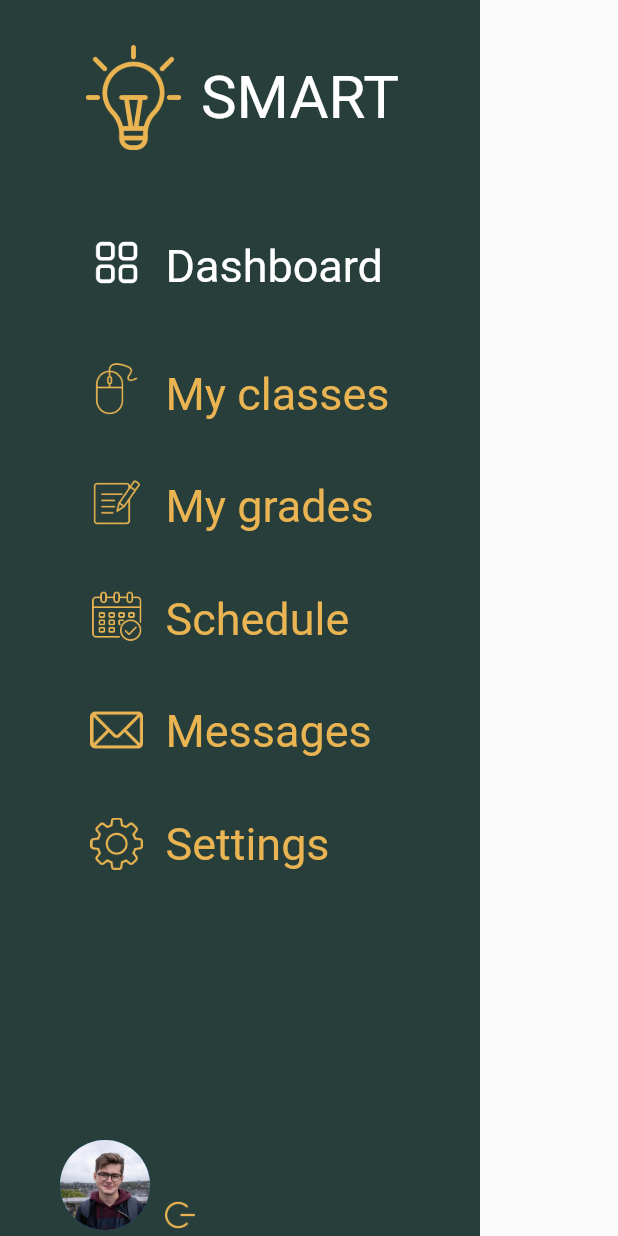
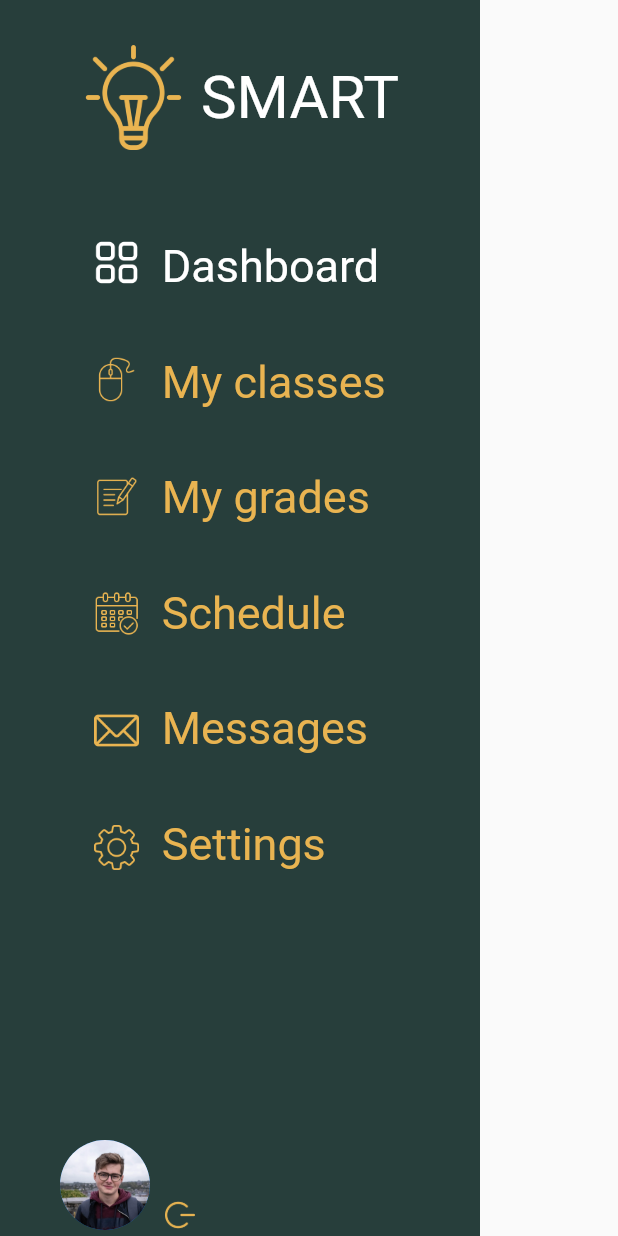
Before and after one commit to augustineayeh/e-learning-dashboard, a Flutter app: the screen it shows after launch, on a phone screen of 412 x 824 dp. Run offline on Flutter 3.47's test engine with Material 2 defaults, Android fonts, the phone set to English and light mode, and no system bars; Roboto replaces fonts that are missing (helvetica).

Commit message:
did some refactoring

```diff
--- a/lib/dashboard/widgets/menu.dart
+++ b/lib/dashboard/widgets/menu.dart
@@ -2,15 +2,13 @@ import 'package:e_learning_dashboard/utils/colors.dart';
 import 'package:flutter/material.dart';
 
 class Menu extends StatelessWidget {
-  icon(
-    String imagePath,
-  ) {
+  icon(String imagePath, Color color) {
     return Column(
       children: [
         Image.asset(
           imagePath,
-          height: 35,
-          color: yellow,
+          height: 30,
+          color: color,
         ),
         const SizedBox(
           height: 30,
@@ -19,12 +17,12 @@ class Menu extends StatelessWidget {
     );
   }
 
-  text(String myText) {
+  text(String text, Color color) {
     return Column(
       children: [
         Text(
-          myText,
-          style: const TextStyle(color: yellow, fontSize: 30),
+          text,
+          style: TextStyle(color: color, fontSize: 30),
         ),
         const SizedBox(
           height: 30,
@@ -71,19 +69,12 @@ class Menu extends StatelessWidget {
                   child: Column(
                     mainAxisAlignment: MainAxisAlignment.spaceBetween,
                     children: [
-                      Image.asset(
-                        'assets/dashboards.png',
-                        height: 30,
-                        color: Colors.white,
-                      ),
-                      const SizedBox(
-                        height: 30,
-                      ),
-                      icon('assets/mouse.png'),
-                      icon('assets/notes.png'),
-                      icon('assets/calendar-2.png'),
-                      icon('assets/email.png'),
-                      icon('assets/settings.png')
+                      icon('assets/dashboards.png', white),
+                      icon('assets/mouse.png', yellow),
+                      icon('assets/notes.png', yellow),
+                      icon('assets/calendar-2.png', yellow),
+                      icon('assets/email.png', yellow),
+                      icon('assets/settings.png', yellow)
                     ],
                   ),
                 ),
@@ -94,16 +85,12 @@ class Menu extends StatelessWidget {
                     mainAxisAlignment: MainAxisAlignment.spaceBetween,
                     crossAxisAlignment: CrossAxisAlignment.start,
                     children: [
-                      const Text(
-                        'Dashboard',
-                        style: TextStyle(color: white, fontSize: 30),
-                      ),
-                      const SizedBox(height: 30),
-                      text('My classes'),
-                      text('My grades'),
-                      text('Schedule'),
-                      text('Messages'),
-                      text('Settings'),
+                      text('Dashboard', white),
+                      text('My classes', yellow),
+                      text('My grades', yellow),
+                      text('Schedule', yellow),
+                      text('Messages', yellow),
+                      text('Settings', yellow)
                     ],
                   ),
                 )
```
